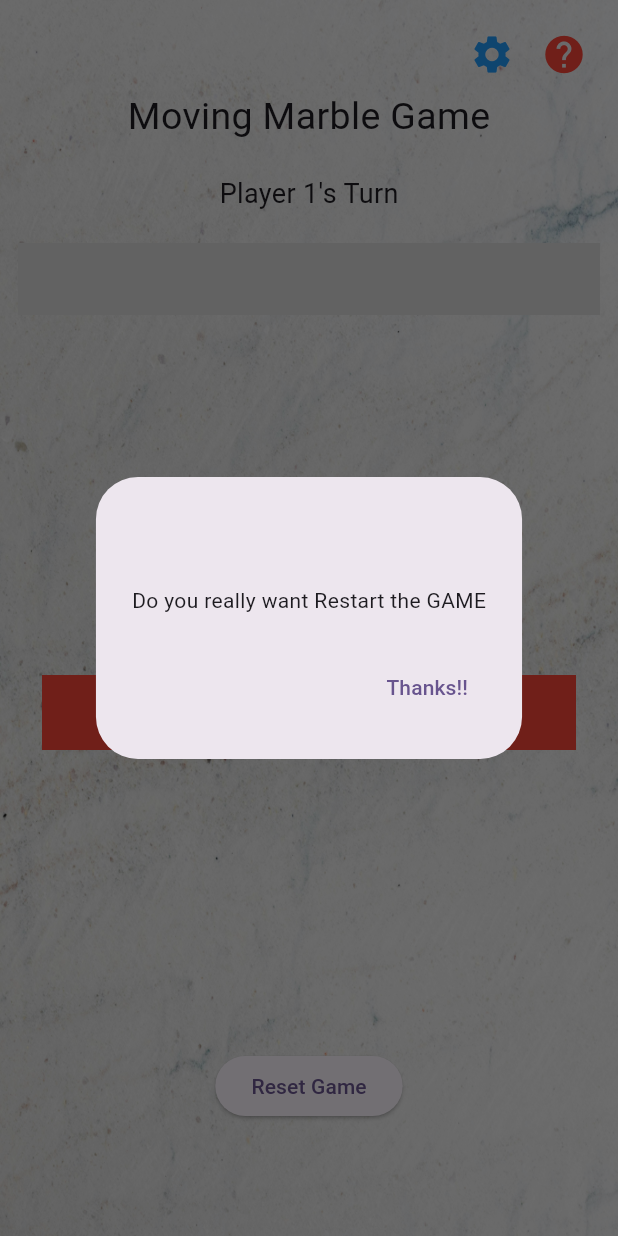
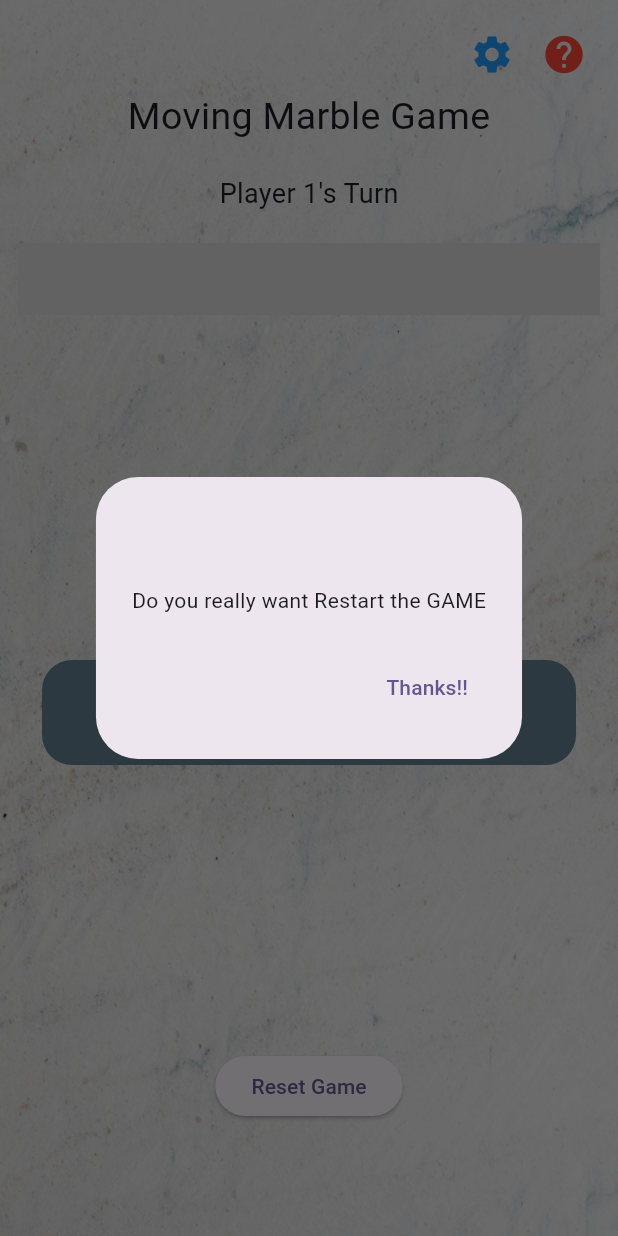
Before and after one commit to swarnim992/Moving-Marble-Multiplayer-Game, a Flutter app: the screen it shows after launch, after a tap on the "help" icon, on a phone screen of 412 x 824 dp. Run offline on Flutter 3.47's test engine with Material 3 defaults, Android fonts, the phone set to English and light mode, and no system bars; missing offline and left inert: linear_timer.

Commit message:
Updated buttons

```diff
--- a/lib/screens/DemoGrid.dart
+++ b/lib/screens/DemoGrid.dart
@@ -318,6 +318,12 @@ class _GridRotationState extends State<GridRotation> with TickerProviderStateMix
                     actions: [
                       TextButton(
                         onPressed: (){
+                          Navigator.pop(context);
+                        },
+                        child: Text('Cancel', style: TextStyle(color: Colors.red),),
+                      ),
+                      TextButton(
+                        onPressed: (){
                           if(secondsController.text != '' && player1Controller.text !=''
                               && player2Controller.text!='') {
                             WidgetsBinding.instance.addPostFrameCallback((_) {
@@ -356,7 +362,10 @@ class _GridRotationState extends State<GridRotation> with TickerProviderStateMix
                             });
                           }
                         },
-                        child: Text('Submit'),
+                        style: ButtonStyle(
+                          backgroundColor: WidgetStateProperty.all(Colors.green[50])
+                        ),
+                        child: Text('Submit',style: TextStyle(color: Colors.green)),
                       ),
                     ],
                   ));
@@ -423,10 +432,13 @@ class _GridRotationState extends State<GridRotation> with TickerProviderStateMix
                 },
                 child: Container(
                   alignment: Alignment.center,
-                  height: 50,
+                  height: 70,
                   width: MediaQuery.sizeOf(context).width,
                   child: Text('Start Game'),
-                  color: Colors.red,
+                  decoration: BoxDecoration(
+                  color: Colors.blueGrey,
+                    borderRadius: BorderRadius.circular(20)
+                  ),
                 ),
               ),
             ),
```
